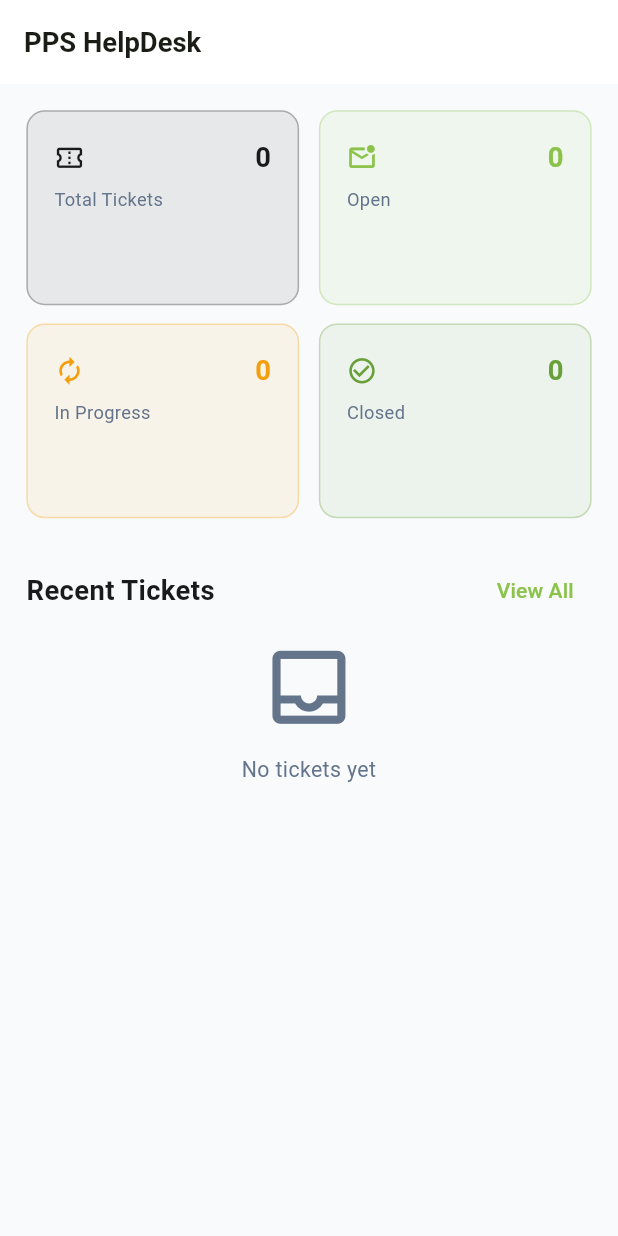
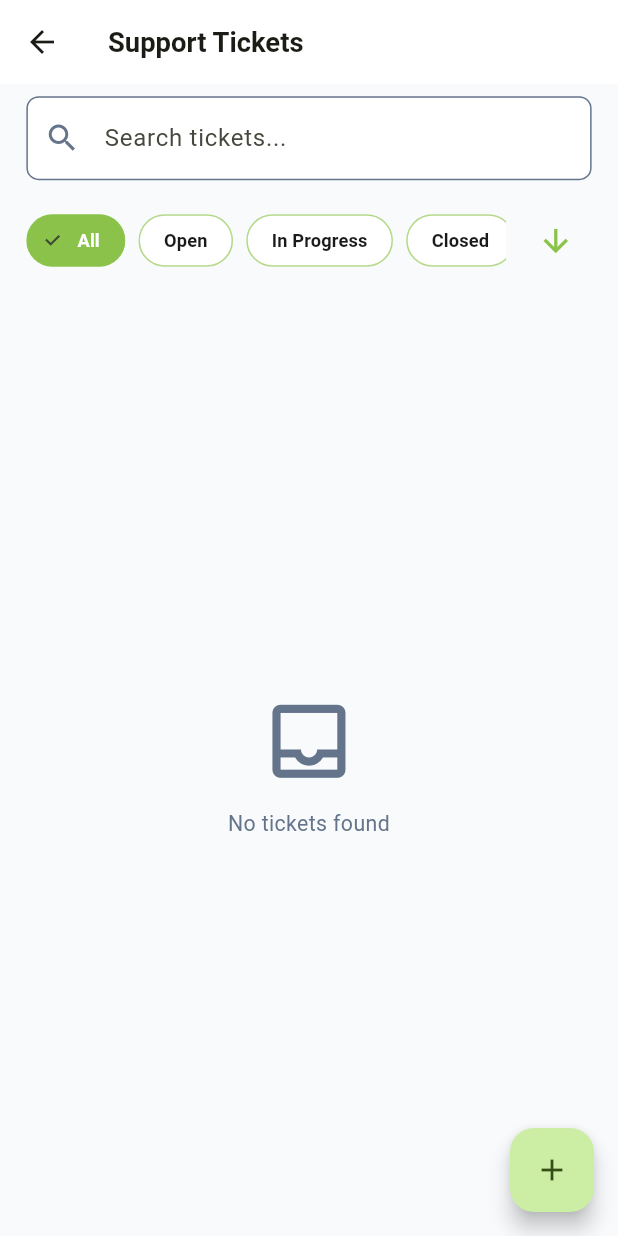
Before and after one commit to mahmoudnagi22/PPS-HelpDesk, a Flutter app: the screen it shows after launch, after a tap on "View All", on a phone screen of 412 x 824 dp. Run offline on Flutter 3.47's test engine with Material 3 defaults, Android fonts, the phone set to English and light mode, and no system bars; our stand-ins replace flutter_bloc, flutter_screenutil, get_it, hive, hive_flutter; accounts and stored records are empty.

Commit message:
feat: implement ticket list screen with search, filtering, and sorting

```diff
--- a/lib/core/widgets/app_text_field.dart
+++ b/lib/core/widgets/app_text_field.dart
@@ -13,6 +13,8 @@ class AppTextField extends StatelessWidget {
     this.maxLines = 1,
     this.validator,
     this.keyboardType,
+    this.onChanged,
+    this.prefixIcon,
   });
 
   final TextEditingController? controller;
@@ -22,6 +24,8 @@ class AppTextField extends StatelessWidget {
   final int maxLines;
   final String? Function(String?)? validator;
   final TextInputType? keyboardType;
+  final ValueChanged<String>? onChanged;
+  final Widget? prefixIcon;
 
   @override
   Widget build(BuildContext context) {
@@ -31,9 +35,11 @@ class AppTextField extends StatelessWidget {
       maxLines: maxLines,
       validator: validator,
       keyboardType: keyboardType,
+      onChanged: onChanged,
       decoration: InputDecoration(
         labelText: labelText,
         hintText: hintText,
+        prefixIcon: prefixIcon,
         filled: true,
         fillColor: AppColors.surface,
         border: OutlineInputBorder(
--- a/lib/features/tickets/presentation/screens/dashboard_screen.dart
+++ b/lib/features/tickets/presentation/screens/dashboard_screen.dart
@@ -15,6 +15,7 @@ import '../cubit/ticket_state.dart';
 import '../widgets/priority_badge.dart';
 import '../widgets/status_chip.dart';
 import '../widgets/ticket_summary_card.dart';
+import 'ticket_list_screen.dart';
 
 class DashboardScreen extends StatelessWidget {
   const DashboardScreen({super.key});
@@ -72,7 +73,13 @@ class _DashboardContent extends StatelessWidget {
             mainAxisAlignment: MainAxisAlignment.spaceBetween,
             children: [
               Text('Recent Tickets', style: AppTextStyles.heading2),
-              TextButton(onPressed: () {}, child: const Text('View All')),
+              TextButton(
+                onPressed: () => Navigator.push(
+                  context,
+                  MaterialPageRoute(builder: (_) => const TicketListScreen()),
+                ),
+                child: const Text('View All'),
+              ),
             ],
           ),
           SizedBox(height: 8.h),
--- /dev/null
+++ b/lib/features/tickets/presentation/screens/ticket_list_screen.dart
@@ -0,0 +1,72 @@
+import 'package:flutter/material.dart';
+import 'package:flutter_bloc/flutter_bloc.dart';
+import 'package:flutter_screenutil/flutter_screenutil.dart';
+
+import '../../../../core/services/service_locator.dart';
+import '../../../../core/widgets/empty_state.dart';
+import '../../../../core/widgets/loading_indicator.dart';
+import '../cubit/ticket_cubit.dart';
+import '../cubit/ticket_state.dart';
+import '../widgets/ticket_card.dart';
+import '../widgets/ticket_filter_bar.dart';
+import '../widgets/ticket_search_bar.dart';
+
+class TicketListScreen extends StatelessWidget {
+  const TicketListScreen({super.key});
+
+  @override
+  Widget build(BuildContext context) {
+    return BlocProvider(
+      create: (_) => sl<TicketCubit>()..loadTickets(),
+      child: const _TicketListView(),
+    );
+  }
+}
+
+class _TicketListView extends StatelessWidget {
+  const _TicketListView();
+
+  @override
+  Widget build(BuildContext context) {
+    return Scaffold(
+      appBar: AppBar(title: const Text('Support Tickets')),
+      body: Padding(
+        padding: EdgeInsets.symmetric(horizontal: 16.w),
+        child: Column(
+          children: [
+            const TicketSearchBar(),
+            const TicketFilterBar(),
+            SizedBox(height: 4.h),
+            Expanded(
+              child: BlocBuilder<TicketCubit, TicketState>(
+                builder: (context, state) {
+                  return switch (state) {
+                    TicketInitial() || TicketLoading() =>
+                      const LoadingIndicator(),
+                    TicketError(:final message) => EmptyState(
+                      message: message,
+                      icon: Icons.error_outline,
+                    ),
+                    TicketLoaded() when state.visibleTickets.isEmpty =>
+                      const EmptyState(message: 'No tickets found'),
+                    TicketLoaded() => ListView.builder(
+                      itemCount: state.visibleTickets.length,
+                      itemBuilder: (context, index) {
+                        final ticket = state.visibleTickets[index];
+                        return TicketCard(ticket: ticket, onTap: () {});
+                      },
+                    ),
+                  };
+                },
+              ),
+            ),
+          ],
+        ),
+      ),
+      floatingActionButton: FloatingActionButton(
+        onPressed: () {},
+        child: const Icon(Icons.add),
+      ),
+    );
+  }
+}
--- /dev/null
+++ b/lib/features/tickets/presentation/widgets/ticket_filter_bar.dart
@@ -0,0 +1,112 @@
+import 'package:flutter/material.dart';
+import 'package:flutter_bloc/flutter_bloc.dart';
+import 'package:flutter_screenutil/flutter_screenutil.dart';
+
+import '../../../../core/constants/app_colors.dart';
+import '../../../../core/constants/app_text_styles.dart';
+import '../../../../core/constants/enums.dart';
+import '../cubit/ticket_cubit.dart';
+import '../cubit/ticket_state.dart';
+
+class TicketFilterBar extends StatelessWidget {
+  const TicketFilterBar({super.key});
+
+  @override
+  Widget build(BuildContext context) {
+    final state = context.watch<TicketCubit>().state;
+    if (state is! TicketLoaded) {
+      return const SizedBox.shrink();
+    }
+
+    return Padding(
+      padding: EdgeInsets.symmetric(vertical: 8.h),
+      child: Row(
+        children: [
+          Expanded(
+            child: SingleChildScrollView(
+              scrollDirection: Axis.horizontal,
+              child: Row(
+                children: [
+                  _StatusChoiceChip(
+                    label: 'All',
+                    selected: state.statusFilter == null,
+                    onSelected: () =>
+                        context.read<TicketCubit>().filterByStatus(null),
+                  ),
+                  SizedBox(width: 8.w),
+                  _StatusChoiceChip(
+                    label: 'Open',
+                    selected: state.statusFilter == TicketStatus.open,
+                    onSelected: () => context
+                        .read<TicketCubit>()
+                        .filterByStatus(TicketStatus.open),
+                  ),
+                  SizedBox(width: 8.w),
+                  _StatusChoiceChip(
+                    label: 'In Progress',
+                    selected: state.statusFilter == TicketStatus.inProgress,
+                    onSelected: () => context
+                        .read<TicketCubit>()
+                        .filterByStatus(TicketStatus.inProgress),
+                  ),
+                  SizedBox(width: 8.w),
+                  _StatusChoiceChip(
+                    label: 'Closed',
+                    selected: state.statusFilter == TicketStatus.closed,
+                    onSelected: () => context
+                        .read<TicketCubit>()
+                        .filterByStatus(TicketStatus.closed),
+                  ),
+                ],
+              ),
+            ),
+          ),
+          SizedBox(width: 8.w),
+          IconButton(
+            icon: Icon(
+              state.sortAscending
+                  ? Icons.arrow_upward
+                  : Icons.arrow_downward,
+              color: AppColors.primary,
+            ),
+            tooltip: state.sortAscending ? 'Oldest first' : 'Newest first',
+            onPressed: () => context
+                .read<TicketCubit>()
+                .sortByDate(ascending: !state.sortAscending),
+          ),
+        ],
+      ),
+    );
+  }
+}
+
+class _StatusChoiceChip extends StatelessWidget {
+  const _StatusChoiceChip({
+    required this.label,
+    required this.selected,
+    required this.onSelected,
+  });
+
+  final String label;
+  final bool selected;
+  final VoidCallback onSelected;
+
+  @override
+  Widget build(BuildContext context) {
+    return ChoiceChip(
+      label: Text(label),
+      selected: selected,
+      onSelected: (_) => onSelected(),
+      labelStyle: AppTextStyles.caption.copyWith(
+        color: selected ? AppColors.surface : AppColors.textPrimary,
+        fontWeight: FontWeight.w600,
+      ),
+      backgroundColor: AppColors.surface,
+      selectedColor: AppColors.primary,
+      side: BorderSide(color: AppColors.primary.withValues(alpha: 0.4)),
+      shape: RoundedRectangleBorder(
+        borderRadius: BorderRadius.circular(20.r),
+      ),
+    );
+  }
+}
--- /dev/null
+++ b/lib/features/tickets/presentation/widgets/ticket_search_bar.dart
@@ -0,0 +1,23 @@
+import 'package:flutter/material.dart';
+import 'package:flutter_bloc/flutter_bloc.dart';
+import 'package:flutter_screenutil/flutter_screenutil.dart';
+
+import '../../../../core/constants/app_colors.dart';
+import '../../../../core/widgets/app_text_field.dart';
+import '../cubit/ticket_cubit.dart';
+
+class TicketSearchBar extends StatelessWidget {
+  const TicketSearchBar({super.key});
+
+  @override
+  Widget build(BuildContext context) {
+    return Padding(
+      padding: EdgeInsets.symmetric(vertical: 8.h),
+      child: AppTextField(
+        hintText: 'Search tickets...',
+        prefixIcon: const Icon(Icons.search, color: AppColors.textSecondary),
+        onChanged: (query) => context.read<TicketCubit>().searchTickets(query),
+      ),
+    );
+  }
+}
```
Also changed, not shown: lib/features/tickets/presentation/widgets/ticket_card.dart (added, +70 -0 lines).
